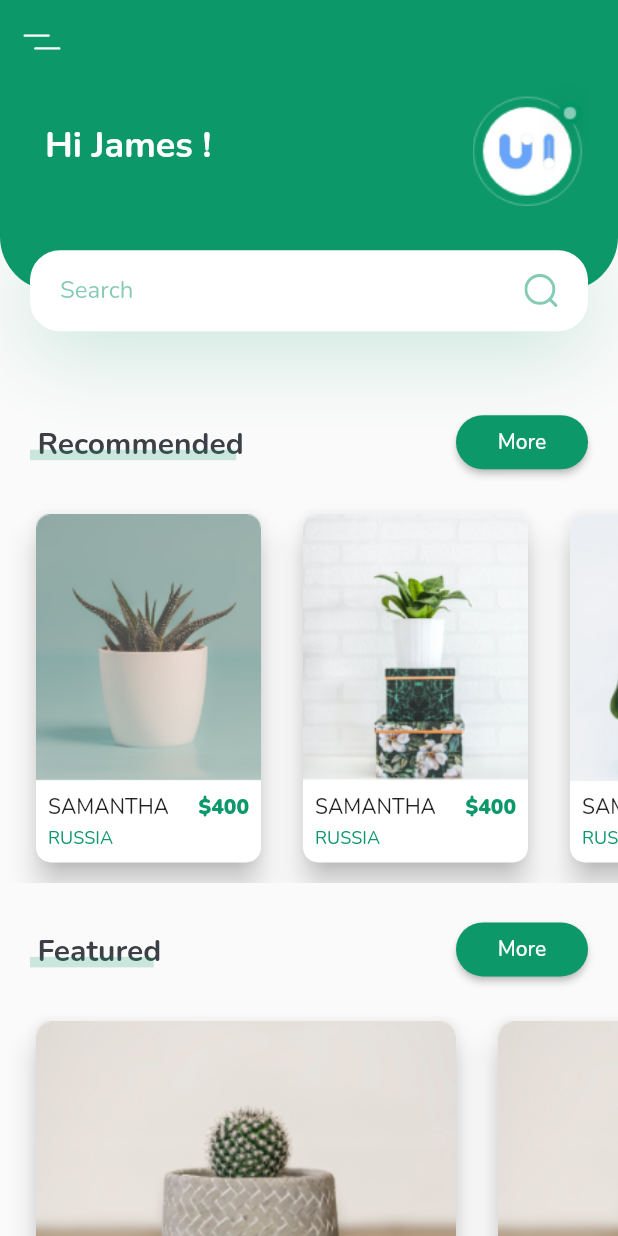
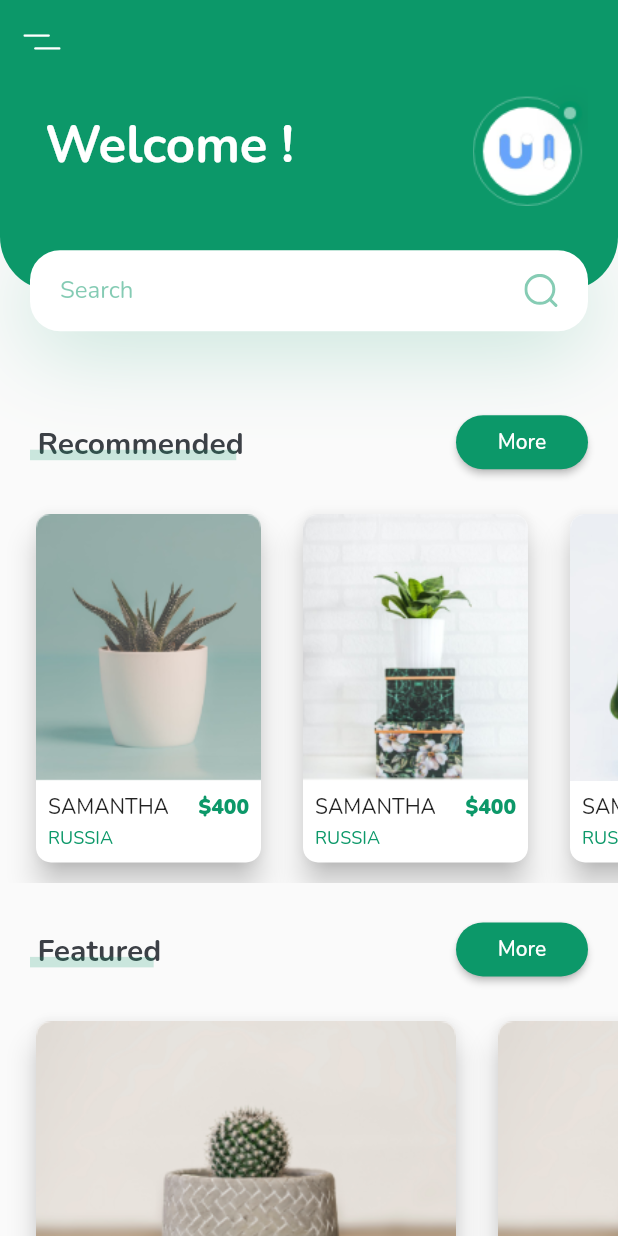
Before and after one commit to jemish54/Flutter-PlantAppUI, a Flutter app: the screen it shows after launch, on a phone screen of 412 x 824 dp. Run offline on Flutter 3.47's test engine with Material 2 defaults, Android fonts, the phone set to English and light mode, and no system bars; our stand-ins replace flutter_svg, google_fonts.

```diff
--- a/lib/screens/home_screen.dart
+++ b/lib/screens/home_screen.dart
@@ -233,8 +233,8 @@ class HeaderWithSearchField extends StatelessWidget {
                 Padding(
                   padding: const EdgeInsets.only(left: 10.0),
                   child: Text(
-                    "Hi James !",
-                    style: Theme.of(context).textTheme.headline5?.copyWith(
+                    "Welcome !",
+                    style: Theme.of(context).textTheme.headline4?.copyWith(
                         color: Colors.white, fontWeight: FontWeight.bold),
                   ),
                 ),
```
